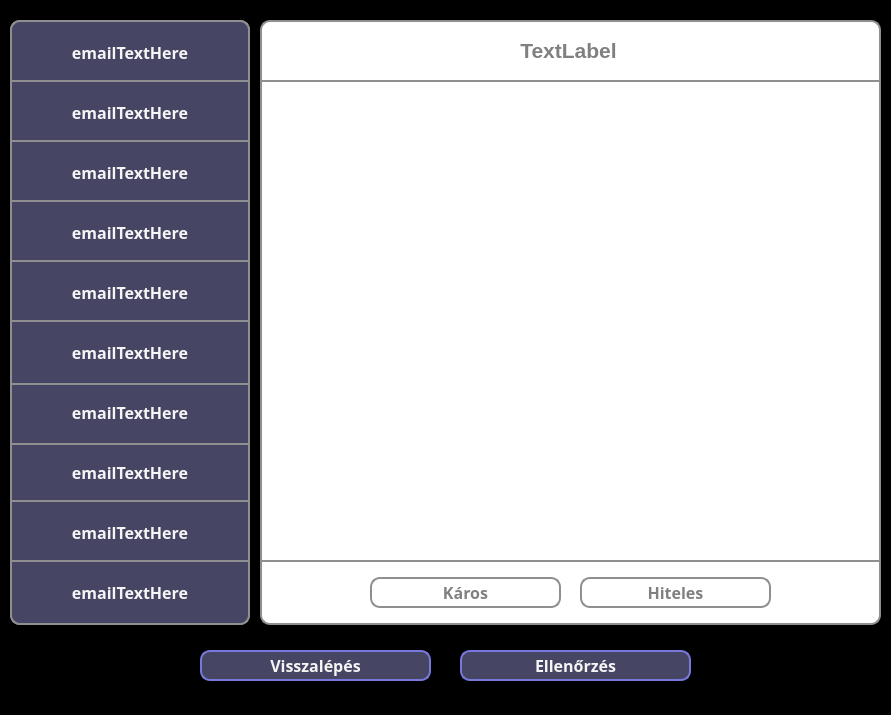
First picture: the form in src/main/resources/ui/green/greenEmailWindow.ui, repository pkristof1999/Szakdolgozat, before the edit.
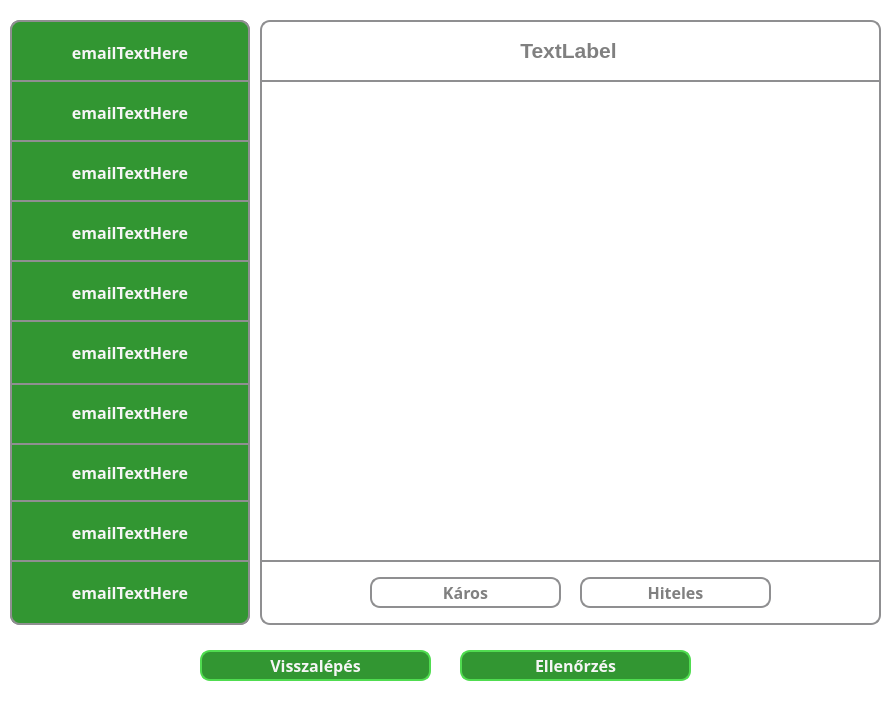
Second picture: the form after the edit.

What changed in the file:
```diff
--- a/src/main/resources/ui/green/greenEmailWindow.ui
+++ b/src/main/resources/ui/green/greenEmailWindow.ui
@@ -15,7 +15,7 @@
   </property>
   <property name="styleSheet">
    <string notr="true">* {
-	background-color: black;
+	background-color: white;
 }</string>
   </property>
   <widget class="QWidget" name="centralwidget">
@@ -210,7 +210,7 @@
      </property>
      <property name="styleSheet">
       <string notr="true">* {
-	background-color: rgb(70, 70, 100);
+	background-color: rgb(50, 150, 50);
 	border-radius: 0px;
 	border-top-left-radius: 10px;
 	border-top-right-radius: 10px;
@@ -244,7 +244,7 @@
      </property>
      <property name="styleSheet">
       <string notr="true">* {
-	background-color: rgb(70, 70, 100);
+	background-color: rgb(50, 150, 50);
 	border-radius: 0px;
 	color: whitesmoke;
 }
@@ -276,7 +276,7 @@
      </property>
      <property name="styleSheet">
       <string notr="true">* {
-	background-color: rgb(70, 70, 100);
+	background-color: rgb(50, 150, 50);
 	border-radius: 0px;
 	color: whitesmoke;
 }
@@ -308,7 +308,7 @@
      </property>
      <property name="styleSheet">
       <string notr="true">* {
-	background-color: rgb(70, 70, 100);
+	background-color: rgb(50, 150, 50);
 	border-radius: 0px;
 	color: whitesmoke;
 }
@@ -340,7 +340,7 @@
      </property>
      <property name="styleSheet">
       <string notr="true">* {
-	background-color: rgb(70, 70, 100);
+	background-color: rgb(50, 150, 50);
 	border-radius: 0px;
 	color: whitesmoke;
 }
@@ -372,7 +372,7 @@
      </property>
      <property name="styleSheet">
       <string notr="true">* {
-	background-color: rgb(70, 70, 100);
+	background-color: rgb(50, 150, 50);
 	border-radius: 0px;
 	color: whitesmoke;
 }
@@ -404,7 +404,7 @@
      </property>
      <property name="styleSheet">
       <string notr="true">* {
-	background-color: rgb(70, 70, 100);
+	background-color: rgb(50, 150, 50);
 	border-radius: 0px;
 	color: whitesmoke;
 }
@@ -436,7 +436,7 @@
      </property>
      <property name="styleSheet">
       <string notr="true">* {
-	background-color: rgb(70, 70, 100);
+	background-color: rgb(50, 150, 50);
 	border-radius: 0px;
 	color: whitesmoke;
 }
@@ -468,7 +468,7 @@
      </property>
      <property name="styleSheet">
       <string notr="true">* {
-	background-color: rgb(70, 70, 100);
+	background-color: rgb(50, 150, 50);
 	border-radius: 0px;
 	color: whitesmoke;
 }
@@ -500,7 +500,7 @@
      </property>
      <property name="styleSheet">
       <string notr="true">* {
-	background-color: rgb(70, 70, 100);
+	background-color: rgb(50, 150, 50);
 	border-radius: 0px;
 	border-bottom-left-radius: 10px;
 	border-bottom-right-radius: 10px;
@@ -535,8 +535,8 @@
     </property>
     <property name="styleSheet">
      <string notr="true">* {
-	background-color: rgb(70, 70, 100);
-	border: 2px solid rgb(120, 120, 220);
+	background-color: rgb(50, 150, 50);
+	border: 2px solid rgb(80, 220, 80);
 	border-radius: 10px;
 	color: whitesmoke;
 	font-size: 16px;
@@ -570,8 +570,8 @@
     </property>
     <property name="styleSheet">
      <string notr="true">* {
-	background-color: rgb(70, 70, 100);
-	border: 2px solid rgb(120, 120, 220);
+	background-color: rgb(50, 150, 50);
+	border: 2px solid rgb(80, 220, 80);
 	border-radius: 10px;
 	color: whitesmoke;
 	font-size: 16px;
```
Left out of the diff: 28 changed lines with no effect on the pictures.
